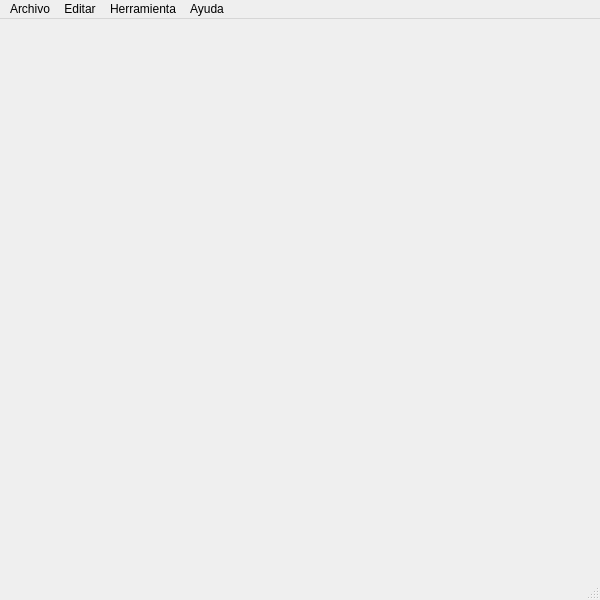
This is principal.ui in AdrianN17/PosPolygon as Qt 5 draws it before an edit. The edited form follows.
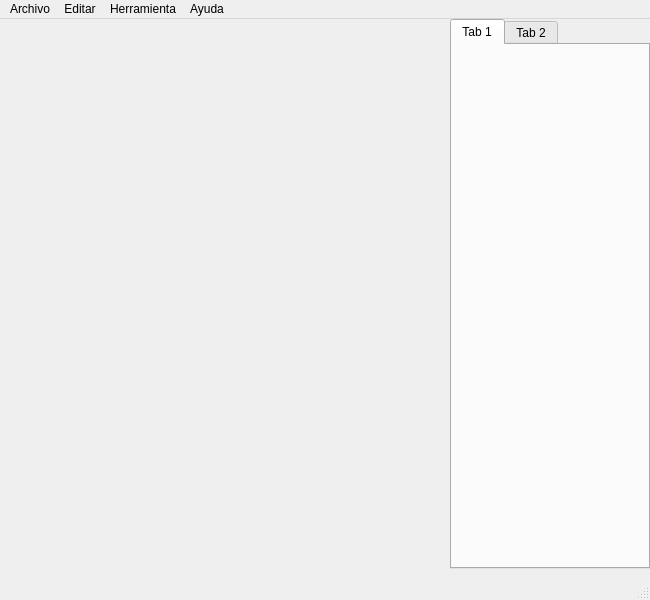
This is the edited form.

```diff
--- a/principal.ui
+++ b/principal.ui
@@ -6,21 +6,63 @@
    <rect>
     <x>0</x>
     <y>0</y>
-    <width>600</width>
+    <width>650</width>
     <height>600</height>
    </rect>
   </property>
+  <property name="sizePolicy">
+   <sizepolicy hsizetype="Preferred" vsizetype="Preferred">
+    <horstretch>0</horstretch>
+    <verstretch>0</verstretch>
+   </sizepolicy>
+  </property>
+  <property name="minimumSize">
+   <size>
+    <width>650</width>
+    <height>600</height>
+   </size>
+  </property>
+  <property name="maximumSize">
+   <size>
+    <width>650</width>
+    <height>600</height>
+   </size>
+  </property>
   <property name="windowTitle">
    <string>Principal</string>
   </property>
-  <widget class="QWidget" name="centralwidget"/>
+  <widget class="QWidget" name="centralwidget">
+   <widget class="QTabWidget" name="tabWidget">
+    <property name="geometry">
+     <rect>
+      <x>450</x>
+      <y>0</y>
+      <width>200</width>
+      <height>550</height>
+     </rect>
+    </property>
+    <property name="currentIndex">
+     <number>0</number>
+    </property>
+    <widget class="QWidget" name="tab">
+     <attribute name="title">
+      <string>Tab 1</string>
+     </attribute>
+    </widget>
+    <widget class="QWidget" name="tab_2">
+     <attribute name="title">
+      <string>Tab 2</string>
+     </attribute>
+    </widget>
+   </widget>
+  </widget>
   <widget class="QStatusBar" name="statusbar"/>
   <widget class="QMenuBar" name="menu_principal">
    <property name="geometry">
     <rect>
      <x>0</x>
      <y>0</y>
-     <width>600</width>
+     <width>650</width>
      <height>26</height>
     </rect>
    </property>
```
Left out of the diff: 2 changed lines with no effect on the pictures.
